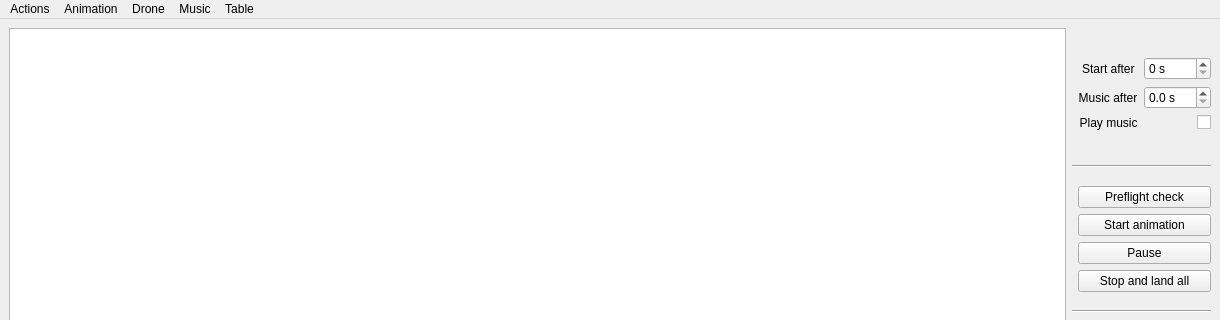
Old version of the form Server/server_gui.ui in the repository CopterExpress/clever-show; both pictures show x 0 to 1220 and y 0 to 320 of the 1220 by 750 pixel window.
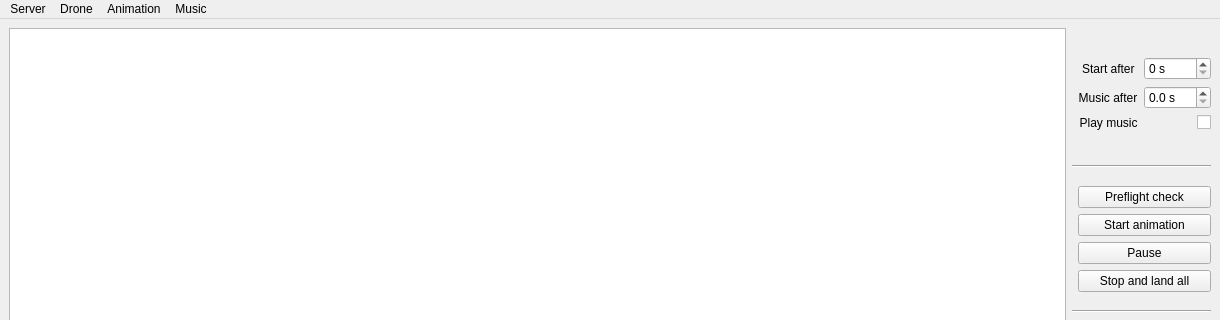
New version of the form.

Commit message: Server: Update interface

What changed in the file:
```diff
--- a/Server/server_gui.ui
+++ b/Server/server_gui.ui
@@ -333,7 +333,7 @@
    </property>
    <widget class="QMenu" name="menuOptions">
     <property name="title">
-     <string>Actions</string>
+     <string>Server</string>
     </property>
     <widget class="QMenu" name="menuDeveloper_mode">
      <property name="title">
@@ -349,11 +349,7 @@
     <addaction name="action_send_Aruco_map"/>
     <addaction name="separator"/>
     <addaction name="menuDeveloper_mode"/>
-   </widget>
-   <widget class="QMenu" name="menuTable">
-    <property name="title">
-     <string>Table</string>
-    </property>
+    <addaction name="separator"/>
     <addaction name="action_select_all_rows"/>
    </widget>
    <widget class="QMenu" name="menuAnimation">
@@ -379,10 +375,9 @@
     <addaction name="action_test_music_after"/>
    </widget>
    <addaction name="menuOptions"/>
-   <addaction name="menuAnimation"/>
    <addaction name="menuDrone"/>
+   <addaction name="menuAnimation"/>
    <addaction name="menuMusic"/>
-   <addaction name="menuTable"/>
   </widget>
   <action name="action_send_animations">
    <property name="text">
```
Left out of the diff: 53 changed lines with no effect on the pictures. The commit also changes 2 other files.
